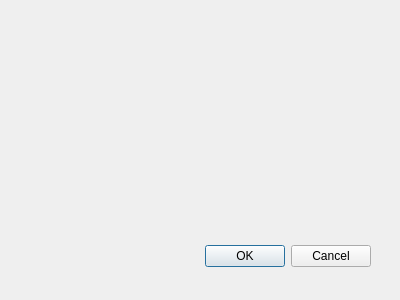
This is RemoteMouse_Server/clientidkeydialog.ui in alanbrady/RemoteMouse as Qt 5 draws it before an edit. The edited form follows.
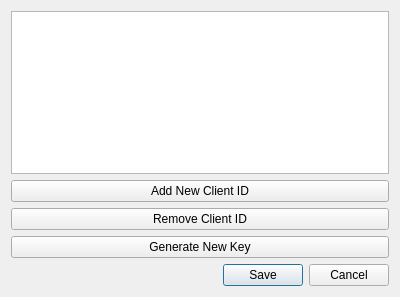
This is the edited form.

Commit message:
Fills a bit more out on ClientIdKeyDiallog
Still needs a good bit more to make functional, but it's getting there.

```diff
--- a/RemoteMouse_Server/clientidkeydialog.ui
+++ b/RemoteMouse_Server/clientidkeydialog.ui
@@ -7,28 +7,57 @@
     <x>0</x>
     <y>0</y>
     <width>400</width>
-    <height>300</height>
+    <height>297</height>
    </rect>
   </property>
+  <property name="sizePolicy">
+   <sizepolicy hsizetype="Preferred" vsizetype="Minimum">
+    <horstretch>0</horstretch>
+    <verstretch>0</verstretch>
+   </sizepolicy>
+  </property>
   <property name="windowTitle">
    <string>Dialog</string>
   </property>
-  <widget class="QDialogButtonBox" name="buttonBox">
-   <property name="geometry">
-    <rect>
-     <x>30</x>
-     <y>240</y>
-     <width>341</width>
-     <height>32</height>
-    </rect>
-   </property>
-   <property name="orientation">
-    <enum>Qt::Horizontal</enum>
-   </property>
-   <property name="standardButtons">
-    <set>QDialogButtonBox::Cancel|QDialogButtonBox::Ok</set>
-   </property>
-  </widget>
+  <property name="modal">
+   <bool>true</bool>
+  </property>
+  <layout class="QVBoxLayout" name="verticalLayout">
+   <item>
+    <widget class="QTableWidget" name="idKeyTable"/>
+   </item>
+   <item>
+    <widget class="QPushButton" name="addNewId">
+     <property name="text">
+      <string>Add New Client ID</string>
+     </property>
+    </widget>
+   </item>
+   <item>
+    <widget class="QPushButton" name="deleteIdButton">
+     <property name="text">
+      <string>Remove Client ID</string>
+     </property>
+    </widget>
+   </item>
+   <item>
+    <widget class="QPushButton" name="generateKeyButton">
+     <property name="text">
+      <string>Generate New Key</string>
+     </property>
+    </widget>
+   </item>
+   <item>
+    <widget class="QDialogButtonBox" name="buttonBox">
+     <property name="orientation">
+      <enum>Qt::Horizontal</enum>
+     </property>
+     <property name="standardButtons">
+      <set>QDialogButtonBox::Cancel|QDialogButtonBox::Save</set>
+     </property>
+    </widget>
+   </item>
+  </layout>
  </widget>
  <resources/>
  <connections>
```
Left out of the diff: 69 changed lines with no effect on the pictures. The commit also changes 2 other files.
